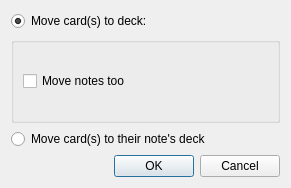
This is designer/setgroup.ui in ankitects/anki as Qt 5 draws it before an edit. The edited form follows.
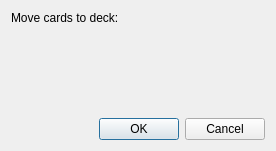
This is the edited form.

Commit message: remove note decks

```diff
--- a/designer/setgroup.ui
+++ b/designer/setgroup.ui
@@ -6,8 +6,8 @@
    <rect>
     <x>0</x>
     <y>0</y>
-    <width>291</width>
-    <height>188</height>
+    <width>276</width>
+    <height>151</height>
    </rect>
   </property>
   <property name="windowTitle">
@@ -15,37 +15,24 @@
   </property>
   <layout class="QVBoxLayout" name="verticalLayout_2">
    <item>
-    <widget class="QRadioButton" name="setCur">
+    <widget class="QLabel" name="label">
      <property name="text">
-      <string>Move card(s) to deck:</string>
+      <string>Move cards to deck:</string>
      </property>
-     <property name="checked">
-      <bool>true</bool>
-     </property>
     </widget>
    </item>
    <item>
-    <widget class="QGroupBox" name="groupBox">
-     <property name="title">
-      <string/>
+    <spacer name="verticalSpacer">
+     <property name="orientation">
+      <enum>Qt::Vertical</enum>
      </property>
-     <layout class="QVBoxLayout" name="verticalLayout">
-      <item>
-       <widget class="QCheckBox" name="setInitial">
-        <property name="text">
-         <string>Move notes too</string>
-        </property>
-       </widget>
-      </item>
-     </layout>
-    </widget>
-   </item>
-   <item>
-    <widget class="QRadioButton" name="reset">
-     <property name="text">
-      <string>Move card(s) to their note's deck</string>
+     <property name="sizeHint" stdset="0">
+      <size>
+       <width>20</width>
+       <height>40</height>
+      </size>
      </property>
-    </widget>
+    </spacer>
    </item>
    <item>
     <widget class="QDialogButtonBox" name="buttonBox">
```
Left out of the diff: 19 changed lines with no effect on the pictures. The commit also changes 2 other files.
